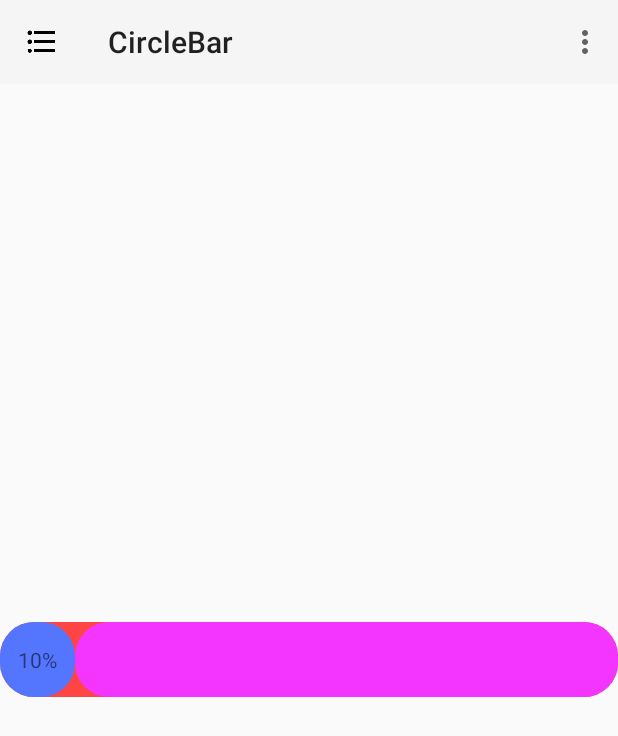
After one commit to songnick/CircleBar, an Android app: the fragment AndView4ConstumeViewFragment placed in its activity, on a phone screen of 412 x 824 dp. The commit adds this screen. Shown: the top 736 px of the screen. Run offline under Robolectric (Android 15) with nearby library versions, the phone set to English and light mode, and no system bars; pictures from the network do not load.

Commit message:
add customview use android widget

```diff
--- a/app/src/main/java/com/github/songnick/NavigationDrawerFragment.java
+++ b/app/src/main/java/com/github/songnick/NavigationDrawerFragment.java
@@ -49,6 +49,14 @@ public class NavigationDrawerFragment extends Fragment {
                 }
             }
         });
+        view.findViewById(R.id.radio2).setOnClickListener(new View.OnClickListener() {
+            @Override
+            public void onClick(View v) {
+                if (mListener != null){
+                    mListener.onItemClick(2);
+                }
+            }
+        });
     }
 
     @Override
--- /dev/null
+++ b/app/src/main/java/com/github/songnick/fragment/AndView4ConstumeViewFragment.java
@@ -0,0 +1,116 @@
+package com.github.songnick.fragment;
+
+import android.app.Activity;
+import android.net.Uri;
+import android.os.Bundle;
+import android.support.v4.app.Fragment;
+import android.view.LayoutInflater;
+import android.view.View;
+import android.view.ViewGroup;
+
+import com.github.songnick.R;
+
+/**
+ * A simple {@link Fragment} subclass.
+ * Activities that contain this fragment must implement the
+ * {@link AndView4ConstumeViewFragment.OnFragmentInteractionListener} interface
+ * to handle interaction events.
+ * Use the {@link AndView4ConstumeViewFragment#newInstance} factory method to
+ * create an instance of this fragment.
+ */
+public class AndView4ConstumeViewFragment extends Fragment {
+    // TODO: Rename parameter arguments, choose names that match
+    // the fragment initialization parameters, e.g. ARG_ITEM_NUMBER
+    private static final String ARG_PARAM1 = "param1";
+    private static final String ARG_PARAM2 = "param2";
+
+    // TODO: Rename and change types of parameters
+    private String mParam1;
+    private String mParam2;
+
+    private OnFragmentInteractionListener mListener;
+
+    /**
+     * Use this factory method to create a new instance of
+     * this fragment using the provided parameters.
+     *
+     * @param param1 Parameter 1.
+     * @param param2 Parameter 2.
+     * @return A new instance of fragment DefineViewGroupFragment.
+     */
+    // TODO: Rename and change types and number of parameters
+    public static AndView4ConstumeViewFragment newInstance(String param1, String param2) {
+        AndView4ConstumeViewFragment fragment = new AndView4ConstumeViewFragment();
+        Bundle args = new Bundle();
+        args.putString(ARG_PARAM1, param1);
+        args.putString(ARG_PARAM2, param2);
+        fragment.setArguments(args);
+        return fragment;
+    }
+
+    public static AndView4ConstumeViewFragment newInstance() {
+        AndView4ConstumeViewFragment fragment = new AndView4ConstumeViewFragment();
+
+        return fragment;
+    }
+
+    public AndView4ConstumeViewFragment() {
+        // Required empty public constructor
+    }
+
+    @Override
+    public void onCreate(Bundle savedInstanceState) {
+        super.onCreate(savedInstanceState);
+        if (getArguments() != null) {
+            mParam1 = getArguments().getString(ARG_PARAM1);
+            mParam2 = getArguments().getString(ARG_PARAM2);
+        }
+    }
+
+    @Override
+    public View onCreateView(LayoutInflater inflater, ViewGroup container,
+                             Bundle savedInstanceState) {
+        // Inflate the layout for this fragment
+        return inflater.inflate(R.layout.fragment_customeview_androidview, container, false);
+    }
+
+    // TODO: Rename method, update argument and hook method into UI event
+    public void onButtonPressed(Uri uri) {
+        if (mListener != null) {
+            mListener.onFragmentInteraction(uri);
+        }
+    }
+
+    @Override
+    public void onAttach(Activity activity) {
+        super.onAttach(activity);
+//        try {
+//            mListener = (OnFragmentInteractionListener) activity;
+//        } catch (ClassCastException e) {
+//            throw new ClassCastException(activity.toString()
+//                    + " must implement OnFragmentInteractionListener");
+//        }
+    }
+
+    @Override
+    public void onDetach() {
+        super.onDetach();
+        mListener = null;
+    }
+
+    /**
+     * This interface must be implemented by activities that contain this
+     * fragment to allow an interaction in this fragment to be communicated
+     * to the activity and potentially other fragments contained in that
+     * activity.
+     * <p/>
+     * See the Android Training lesson <a href=
+     * "http://developer.android.com/training/basics/fragments/communicating.html"
+     * >Communicating with Other Fragments</a> for more information.
+     */
+    public interface OnFragmentInteractionListener {
+        // TODO: Update argument type and name
+        public void onFragmentInteraction(Uri uri);
+    }
+
+}
--- /dev/null
+++ b/app/src/main/res/layout/fragment_customeview_androidview.xml
@@ -0,0 +1,9 @@
+<?xml version="1.0" encoding="utf-8"?>
+<LinearLayout xmlns:android="http://schemas.android.com/apk/res/android"
+    android:orientation="vertical" android:layout_width="match_parent"
+    android:layout_height="match_parent"
+    android:gravity="center_vertical">
+    <com.github.songnick.androidview.SlidProgressbar
+        android:layout_width="match_parent"
+        android:layout_height="200dp"></com.github.songnick.androidview.SlidProgressbar>
+</LinearLayout>
--- /dev/null
+++ b/library/src/main/java/com/github/songnick/androidview/SlidProgressbar.java
@@ -0,0 +1,111 @@
+package com.github.songnick.androidview;
+
+import android.content.Context;
+import android.util.AttributeSet;
+import android.view.Gravity;
+import android.view.MotionEvent;
+import android.view.View;
+import android.view.ViewGroup;
+import android.widget.LinearLayout;
+import android.widget.RelativeLayout;
+import android.widget.TextView;
+
+import com.nick.library.R;
+
+/**
+ * Created by qfsong on 15/11/6.
+ */
+public class SlidProgressbar extends RelativeLayout {
+
+    private static final int FIRST_BAR_ID = 0x011 + 11;
+    private static final int THUMB_ID = 0x011 + 22;
+
+    private LinearLayout mFirstBar = null;
+    private RelativeLayout.LayoutParams mFirstBarLp = null;
+
+    private TextView mThumb = null;
+    private RelativeLayout.LayoutParams mThumbLp = null;
+    private float mThumbOriginalLeft = 0;
+    private float mHitDowX = 0;
+
+    private LinearLayout mSecondBar = null;
+    private RelativeLayout.LayoutParams mSecondBarLp = null;
+
+    public SlidProgressbar(Context context) {
+        this(context, null);
+    }
+
+    public SlidProgressbar(Context context, AttributeSet attrs) {
+        this(context, attrs, 0);
+    }
+
+    public SlidProgressbar(Context context, AttributeSet attrs, int defStyleAttr) {
+        super(context, attrs, defStyleAttr);
+        init(context);
+        initViewTouchEvent();
+    }
+
+    private void init(Context context){
+        mFirstBar = new LinearLayout(context);
+        mFirstBar.setBackgroundResource(R.drawable.firtbar_bkg);
+        int height = context.getResources().getDimensionPixelSize(R.dimen.bars_height);
+        mFirstBarLp = new RelativeLayout.LayoutParams(ViewGroup.LayoutParams.MATCH_PARENT, height);
+        mFirstBarLp.addRule(CENTER_IN_PARENT);
+        addView(mFirstBar, mFirstBarLp);
+
+        mThumb = new TextView(context);
+        mThumb.setBackgroundResource(R.drawable.slid_thumb_bkg);
+        mThumbLp = new RelativeLayout.LayoutParams(ViewGroup.LayoutParams.WRAP_CONTENT, ViewGroup.LayoutParams.WRAP_CONTENT);
+        mThumbLp.addRule(CENTER_VERTICAL);
+        mThumbLp.addRule(ALIGN_PARENT_LEFT);
+        mThumbLp.leftMargin = 0;
+        addView(mThumb, mThumbLp);
+        mThumb.setId(THUMB_ID);
+        mThumb.setGravity(Gravity.CENTER);
+        mThumb.setText("10%");
+
+        mSecondBar = new LinearLayout(context);
+        mSecondBar.setBackgroundResource(R.drawable.secondbar_bkg);
+        mSecondBarLp = new RelativeLayout.LayoutParams(ViewGroup.LayoutParams.MATCH_PARENT, height);
+        mSecondBarLp.addRule(CENTER_VERTICAL);
+        mSecondBarLp.addRule(RIGHT_OF, THUMB_ID);
+        addView(mSecondBar,1, mSecondBarLp);
+    }
+
+    private void initViewTouchEvent(){
+        mThumb.setOnTouchListener(new OnTouchListener() {
+            @Override
+            public boolean onTouch(View v, MotionEvent event) {
+                switch (event.getAction() & MotionEvent.ACTION_MASK) {
+                    case MotionEvent.ACTION_DOWN:
+                        mHitDowX = event.getRawX();
+                        mThumbOriginalLeft = mThumbLp.leftMargin;
+                        break;
+                    case MotionEvent.ACTION_MOVE:
+                        //right thumb started position is right
+                        //so the user slit this thumb will generate negative count
+                        float distance = (event.getRawX() - mHitDowX);
+                        mThumbLp.leftMargin = (int) (mHitDowX + distance);
+                        //confirm this thumb is show, no anywhere is hide
+//                        if (mMDThumbRl.leftMargin < mLTRl.leftMargin) {
+//                            mMDThumbRl.leftMargin = mLTRl.leftMargin;
+//                        }
+//                        if (mMDThumbRl.leftMargin > getMeasuredWidth() - mRTRl.rightMargin) {
+//                            Log.d(TAG, " current middle thumb left margin = " + mMDThumbRl.leftMargin);
+//                            mMDThumbRl.leftMargin = getMeasuredWidth() - mRTRl.rightMargin;
+//                        }
+//                        Log.d(TAG, " current middle thumb left margin = " + mMDThumbRl.leftMargin + " sss = " + (getMeasuredWidth() - getStartEndMargin()));
+                        updateViewLayout(mThumb, mThumbLp);
+                        updateViewLayout(mSecondBar, mSecondBarLp);
+//                        seekTo(SlideType.PLAY, mMDThumbRl.leftMargin);
+                        break;
+                    case MotionEvent.ACTION_CANCEL:
+                    case MotionEvent.ACTION_UP:
+
+                        break;
+                }
+                return true;
+            }
+        });
+    }
+}
--- /dev/null
+++ b/library/src/main/res/drawable/firtbar_bkg.xml
@@ -0,0 +1,9 @@
+<?xml version="1.0" encoding="utf-8"?>
+<shape xmlns:android="http://schemas.android.com/apk/res/android"
+    android:shape="rectangle"
+    >
+    <corners android:radius="22.5dp"></corners>
+    <solid android:color="#FF4444" ></solid>
+    <size android:height="50dp"
+        android:width="100dp"></size>
+</shape>
--- /dev/null
+++ b/library/src/main/res/drawable/secondbar_bkg.xml
@@ -0,0 +1,9 @@
+<?xml version="1.0" encoding="utf-8"?>
+<shape xmlns:android="http://schemas.android.com/apk/res/android"
+    android:shape="rectangle"
+    >
+    <corners android:radius="22.5dp"></corners>
+    <solid android:color="#f434ff" ></solid>
+    <size android:height="50dp"
+        android:width="100dp"></size>
+</shape>
--- /dev/null
+++ b/library/src/main/res/drawable/slid_thumb_bkg.xml
@@ -0,0 +1,7 @@
+<?xml version="1.0" encoding="utf-8"?>
+<shape xmlns:android="http://schemas.android.com/apk/res/android"
+    android:shape="rectangle">
+    <corners android:radius="22.5dp"></corners>
+    <size android:width="50dp" android:height="50dp"></size>
+    <solid android:color="#5476ff"></solid>
+</shape>
--- a/library/src/main/res/values/dimens.xml
+++ b/library/src/main/res/values/dimens.xml
@@ -1,4 +1,6 @@
 <?xml version="1.0" encoding="utf-8"?>
 <resources>
     <dimen name="acc_default_size">100dp</dimen>
+    <dimen name="bars_height">50dp</dimen>
+    <dimen name="bars_width">100dp</dimen>
 </resources>
```
Also changed, not shown: app/src/main/java/com/github/songnick/MainActivity.java (+11 -0 lines).
